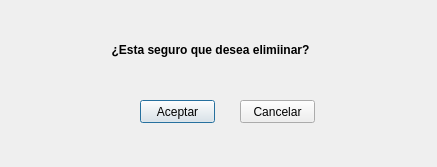
Old version of the form venavisos.ui in the repository JaviusssBesi/BESADAPEREZ.
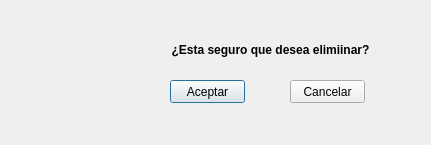
New version of the form. Icons and pictures are not drawn.

```diff
--- a/venavisos.ui
+++ b/venavisos.ui
@@ -6,8 +6,8 @@
    <rect>
     <x>0</x>
     <y>0</y>
-    <width>437</width>
-    <height>167</height>
+    <width>431</width>
+    <height>145</height>
    </rect>
   </property>
   <property name="windowTitle">
@@ -16,8 +16,8 @@
   <widget class="QPushButton" name="btnAceptaviso">
    <property name="geometry">
     <rect>
-     <x>140</x>
-     <y>100</y>
+     <x>170</x>
+     <y>80</y>
      <width>75</width>
      <height>23</height>
     </rect>
@@ -32,8 +32,8 @@
   <widget class="QPushButton" name="btnCancelaviso">
    <property name="geometry">
     <rect>
-     <x>240</x>
-     <y>100</y>
+     <x>290</x>
+     <y>80</y>
      <width>75</width>
      <height>23</height>
     </rect>
@@ -48,8 +48,8 @@
   <widget class="QLabel" name="lblAvisos">
    <property name="geometry">
     <rect>
-     <x>40</x>
-     <y>80</y>
+     <x>50</x>
+     <y>40</y>
      <width>51</width>
      <height>61</height>
     </rect>
@@ -64,7 +64,7 @@
   <widget class="QLabel" name="lblMensaviso">
    <property name="geometry">
     <rect>
-     <x>100</x>
+     <x>160</x>
      <y>40</y>
      <width>221</width>
      <height>20</height>
```
